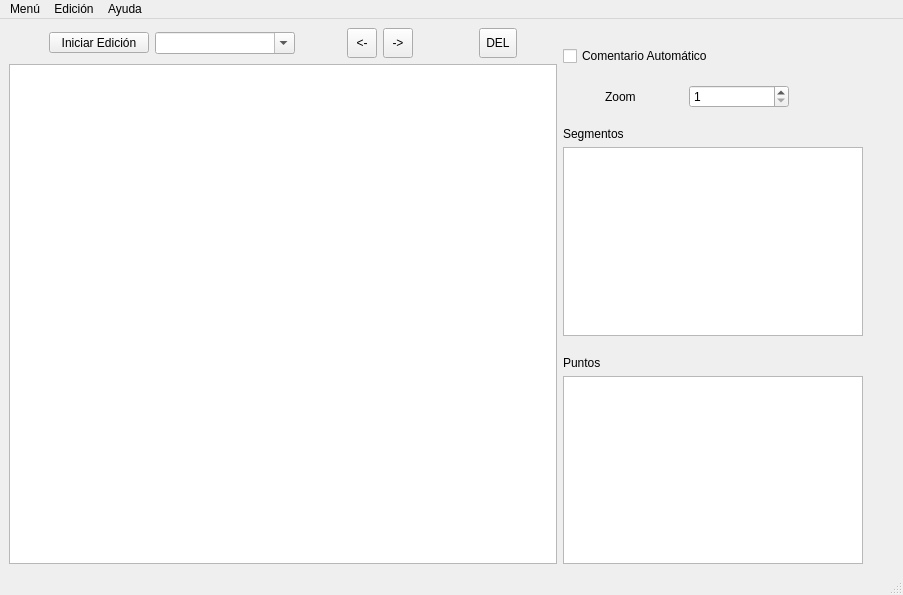
Above: ventana_inicial.ui from omare13/segmentacion_imagenes before the change. Below: the same form after it.
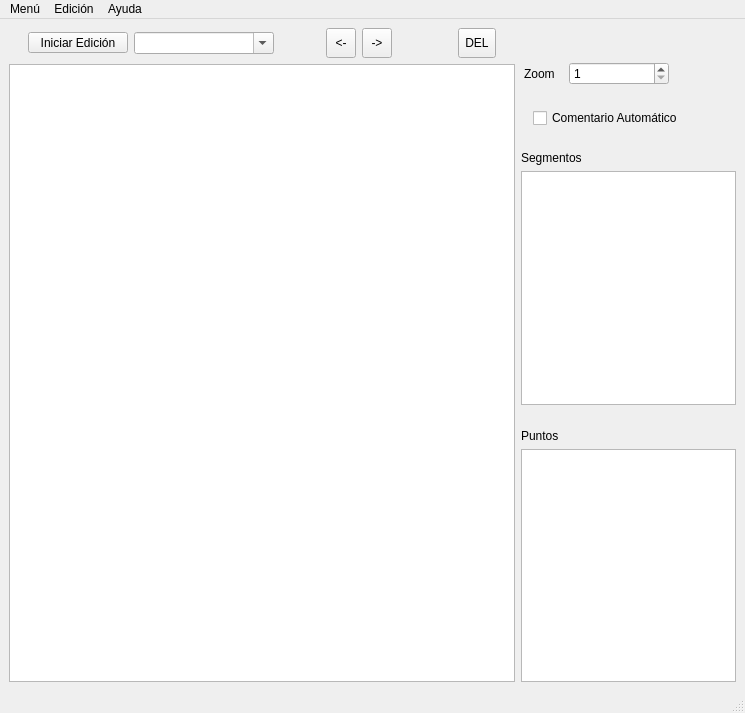
That is the form after the change.

Commit message: Cambios en layout

Diff of the .ui file:
```diff
--- a/ventana_inicial.ui
+++ b/ventana_inicial.ui
@@ -6,8 +6,8 @@
    <rect>
     <x>0</x>
     <y>0</y>
-    <width>903</width>
-    <height>595</height>
+    <width>745</width>
+    <height>713</height>
    </rect>
   </property>
   <property name="windowTitle">
@@ -221,44 +221,7 @@
         <property name="sizeHint" stdset="0">
          <size>
           <width>20</width>
-          <height>18</height>
-         </size>
-        </property>
-       </spacer>
-      </item>
-      <item>
-       <layout class="QHBoxLayout" name="horizontalLayout_3">
-        <item>
-         <widget class="QCheckBox" name="check_comentario">
-          <property name="text">
-           <string>Comentario Automático</string>
-          </property>
-         </widget>
-        </item>
-        <item>
-         <spacer name="horizontalSpacer_7">
-          <property name="orientation">
-           <enum>Qt::Horizontal</enum>
-          </property>
-          <property name="sizeHint" stdset="0">
-           <size>
-            <width>40</width>
-            <height>20</height>
-           </size>
-          </property>
-         </spacer>
-        </item>
-       </layout>
-      </item>
-      <item>
-       <spacer name="verticalSpacer_4">
-        <property name="orientation">
-         <enum>Qt::Vertical</enum>
-        </property>
-        <property name="sizeHint" stdset="0">
-         <size>
-          <width>20</width>
-          <height>17</height>
+          <height>34</height>
          </size>
         </property>
        </spacer>
@@ -325,7 +288,7 @@
            <enum>Qt::Horizontal</enum>
           </property>
           <property name="sizeType">
-           <enum>QSizePolicy::Preferred</enum>
+           <enum>QSizePolicy::Minimum</enum>
           </property>
           <property name="sizeHint" stdset="0">
            <size>
@@ -337,6 +300,55 @@
         </item>
        </layout>
       </item>
+      <item>
+       <spacer name="verticalSpacer_4">
+        <property name="orientation">
+         <enum>Qt::Vertical</enum>
+        </property>
+        <property name="sizeType">
+         <enum>QSizePolicy::Preferred</enum>
+        </property>
+        <property name="sizeHint" stdset="0">
+         <size>
+          <width>20</width>
+          <height>17</height>
+         </size>
+        </property>
+       </spacer>
+      </item>
+      <item>
+       <layout class="QHBoxLayout" name="horizontalLayout_3">
+        <item>
+         <widget class="QCheckBox" name="check_comentario">
+          <property name="sizePolicy">
+           <sizepolicy hsizetype="Fixed" vsizetype="Fixed">
+            <horstretch>0</horstretch>
+            <verstretch>0</verstretch>
+           </sizepolicy>
+          </property>
+          <property name="text">
+           <string>Comentario Automático</string>
+          </property>
+         </widget>
+        </item>
+        <item>
+         <spacer name="horizontalSpacer_7">
+          <property name="orientation">
+           <enum>Qt::Horizontal</enum>
+          </property>
+          <property name="sizeType">
+           <enum>QSizePolicy::Minimum</enum>
+          </property>
+          <property name="sizeHint" stdset="0">
+           <size>
+            <width>40</width>
+            <height>20</height>
+           </size>
+          </property>
+         </spacer>
+        </item>
+       </layout>
+      </item>
       <item>
        <spacer name="verticalSpacer_2">
         <property name="orientation">
@@ -456,7 +468,7 @@
     <rect>
      <x>0</x>
      <y>0</y>
-     <width>903</width>
+     <width>745</width>
      <height>26</height>
     </rect>
    </property>
```
The commit also changes 1 other file.
